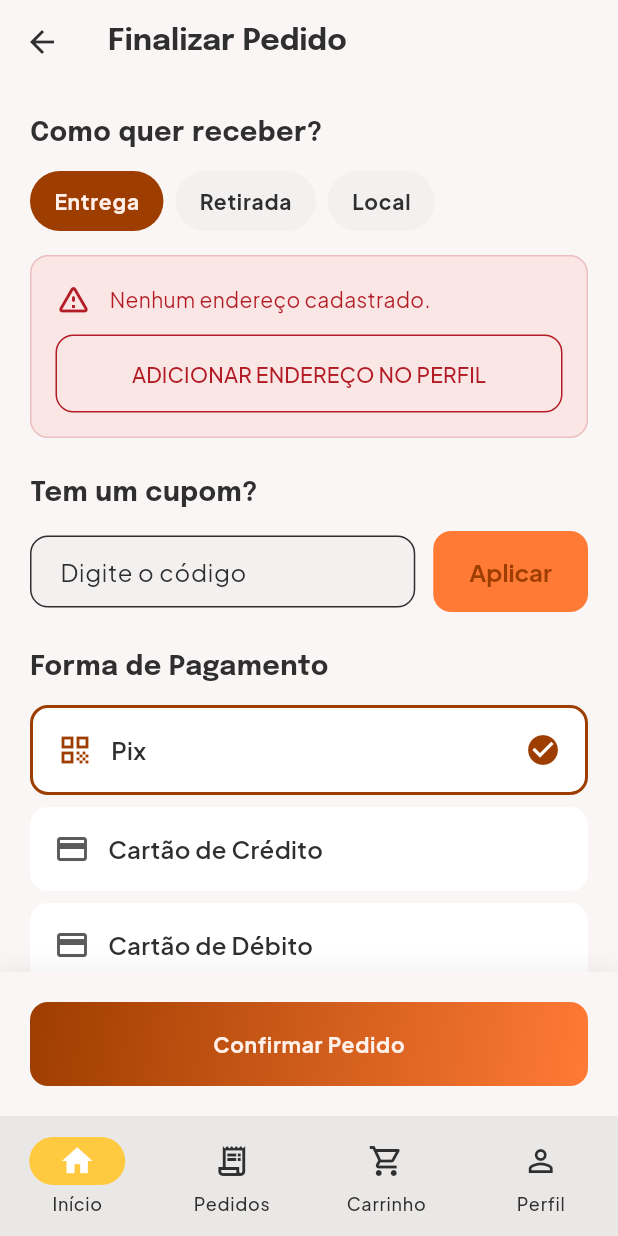
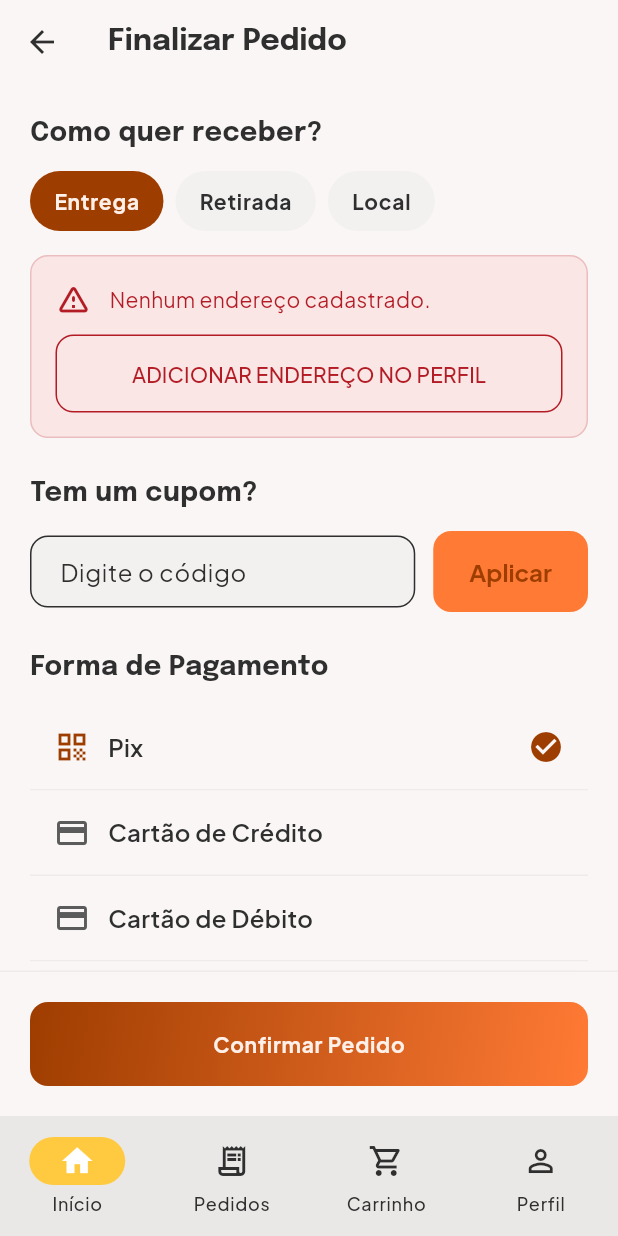
Before and after one commit to ParaibaLanches/paraiba-lanches, a Flutter app: the CheckoutView screen opened by its route, after a tap on "Entrega", on a phone screen of 412 x 824 dp. Run offline on Flutter 3.47's test engine with Material 3 defaults, Android fonts, the phone set to English and light mode, and no system bars; our stand-ins replace cached_network_image, dio, flutter_dotenv, flutter_riverpod, go_router, google_fonts and 4 more; missing offline and left inert: flutter_client_sse; accounts and stored records are empty; network calls fail.

Commit message:
style: comprehensive minimalist UI overhaul

```diff
--- a/lib/views/checkout/checkout_view.dart
+++ b/lib/views/checkout/checkout_view.dart
@@ -264,12 +264,16 @@ class _CheckoutViewState extends ConsumerState<CheckoutView> {
                   }
 
                   return Container(
-                    padding: const EdgeInsets.all(16),
+                    padding: const EdgeInsets.symmetric(vertical: 16),
                     decoration: BoxDecoration(
-                      color: AppColors.surfaceContainerLow,
-                      borderRadius: BorderRadius.circular(12),
-                      border: Border.all(
-                        color: AppColors.outlineVariant.withValues(alpha: 0.5),
+                      color: AppColors.surface,
+                      border: Border(
+                        bottom: BorderSide(
+                          color: AppColors.outlineVariant.withValues(alpha: 0.15),
+                        ),
+                        top: BorderSide(
+                          color: AppColors.outlineVariant.withValues(alpha: 0.15),
+                        ),
                       ),
                     ),
                     child: Row(
@@ -426,13 +430,11 @@ class _CheckoutViewState extends ConsumerState<CheckoutView> {
         padding: const EdgeInsets.all(20),
         decoration: BoxDecoration(
           color: AppColors.surface,
-          boxShadow: [
-            BoxShadow(
-              color: Colors.black.withValues(alpha: 0.05),
-              blurRadius: 10,
-              offset: const Offset(0, -5),
+          border: Border(
+            top: BorderSide(
+              color: AppColors.outlineVariant.withValues(alpha: 0.15),
             ),
-          ],
+          ),
         ),
         child: SafeArea(
           child: SizedBox(
@@ -559,14 +561,12 @@ class _PaymentOption extends StatelessWidget {
     return GestureDetector(
       onTap: () => onTap(value),
       child: Container(
-        margin: const EdgeInsets.only(bottom: 8),
-        padding: const EdgeInsets.all(16),
+        padding: const EdgeInsets.symmetric(horizontal: 16, vertical: 16),
         decoration: BoxDecoration(
-          color: AppColors.surfaceContainerLowest,
-          borderRadius: BorderRadius.circular(12),
-          border: isSelected
-              ? Border.all(color: AppColors.primary, width: 2)
-              : null,
+          color: AppColors.surface,
+          border: Border(
+            bottom: BorderSide(color: AppColors.outlineVariant.withValues(alpha: 0.15)),
+          ),
         ),
         child: Row(
           children: [
--- a/lib/views/checkout/pix_payment_view.dart
+++ b/lib/views/checkout/pix_payment_view.dart
@@ -40,7 +40,6 @@ class PixPaymentView extends StatelessWidget {
                 decoration: BoxDecoration(
                   color: AppColors.surfaceContainerLow,
                   borderRadius: BorderRadius.circular(12),
-                  border: Border.all(color: AppColors.outlineVariant),
                 ),
                 child: Text(
                   paymentIntent.pixCopyPaste ?? 'Código não disponível',
--- a/lib/views/widgets/app_button.dart
+++ b/lib/views/widgets/app_button.dart
@@ -39,7 +39,7 @@ class AppButton extends StatelessWidget {
                     : null),
           borderRadius: BorderRadius.circular(16),
           border: isSecondary
-              ? Border.all(color: AppColors.primary, width: 2)
+              ? Border.all(color: AppColors.primary, width: 1)
               : null,
         ),
         child: ElevatedButton(
```
Also changed, not shown: lib/views/cart/cart_view.dart (+14 -12 lines), lib/views/home/home_view.dart (+10 -29 lines), lib/views/menu/menu_view.dart (+5 -7 lines), lib/views/orders/order_detail_view.dart (+1 -8 lines), lib/views/product/product_detail_view.dart (+4 -9 lines), lib/views/widgets/app_text_field.dart (+10 -14 lines), lib/views/widgets/product_card.dart (+6 -6 lines).
